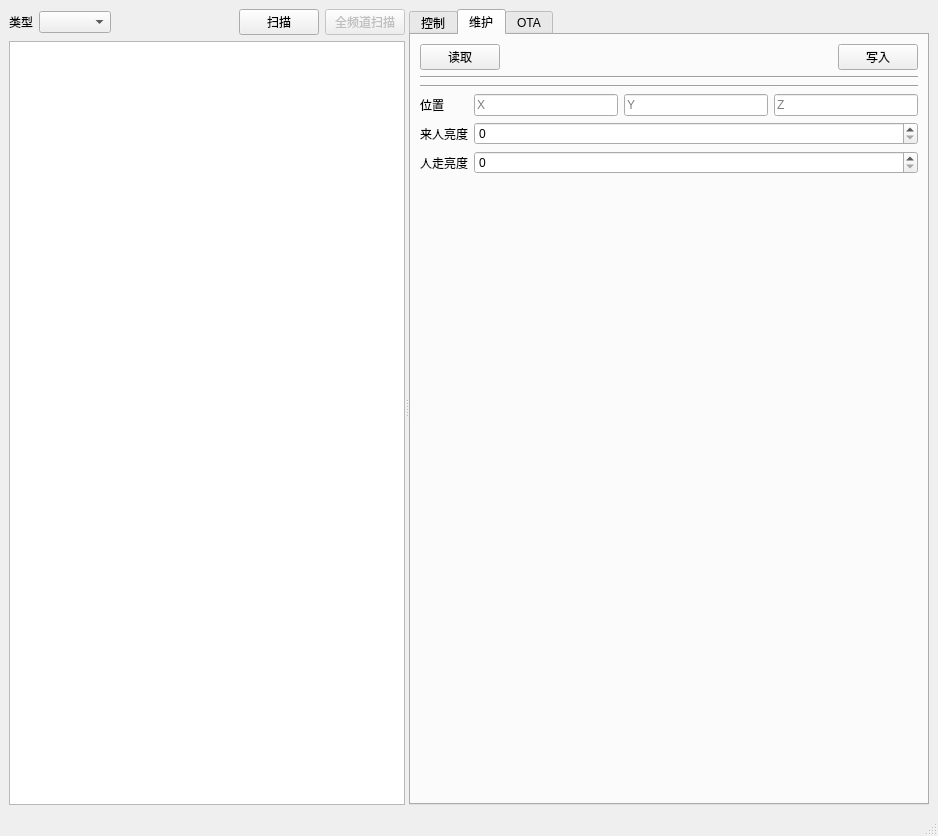
Qt form myesp_tool/ui/mainwindow.ui (wention/myesp_tool) before a commit.
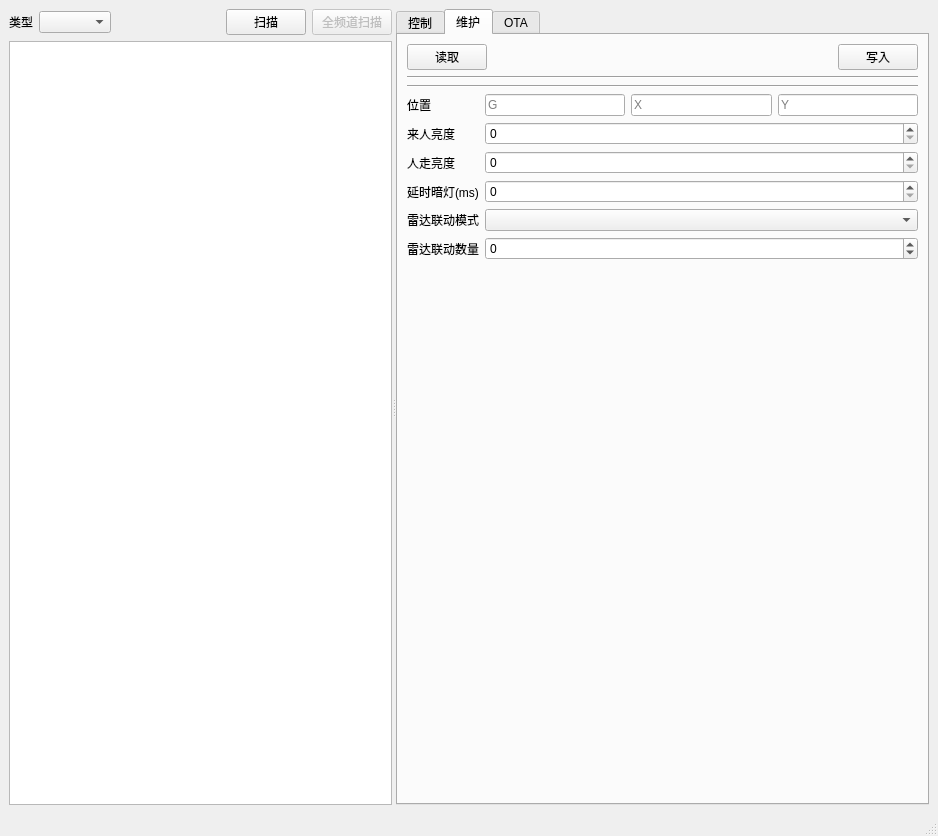
The same form after that commit. The open tabs and pages were chosen to show the change.

The edit to the form file:
```diff
--- a/myesp_tool/ui/mainwindow.ui
+++ b/myesp_tool/ui/mainwindow.ui
@@ -320,21 +320,21 @@
              <item>
               <widget class="QLineEdit" name="edit_pos_x">
                <property name="placeholderText">
-                <string>X</string>
+                <string>G</string>
                </property>
               </widget>
              </item>
              <item>
               <widget class="QLineEdit" name="edit_pos_y">
                <property name="placeholderText">
-                <string>Y</string>
+                <string>X</string>
                </property>
               </widget>
              </item>
              <item>
               <widget class="QLineEdit" name="edit_pos_z">
                <property name="placeholderText">
-                <string>Z</string>
+                <string>Y</string>
                </property>
               </widget>
              </item>
@@ -368,6 +368,50 @@
              </property>
             </widget>
            </item>
+           <item row="4" column="0">
+            <widget class="QLabel" name="label_6">
+             <property name="text">
+              <string>雷达联动模式</string>
+             </property>
+            </widget>
+           </item>
+           <item row="5" column="0">
+            <widget class="QLabel" name="label_7">
+             <property name="text">
+              <string>雷达联动数量</string>
+             </property>
+            </widget>
+           </item>
+           <item row="5" column="1">
+            <widget class="QSpinBox" name="edit_radar_link_range">
+             <property name="minimum">
+              <number>-128</number>
+             </property>
+             <property name="maximum">
+              <number>128</number>
+             </property>
+             <property name="value">
+              <number>0</number>
+             </property>
+            </widget>
+           </item>
+           <item row="4" column="1">
+            <widget class="QComboBox" name="edit_radar_link_mode"/>
+           </item>
+           <item row="3" column="0">
+            <widget class="QLabel" name="label_8">
+             <property name="text">
+              <string>延时暗灯(ms)</string>
+             </property>
+            </widget>
+           </item>
+           <item row="3" column="1">
+            <widget class="QSpinBox" name="edit_off_delay">
+             <property name="maximum">
+              <number>65535</number>
+             </property>
+            </widget>
+           </item>
           </layout>
          </item>
          <item>
```
Left out of the diff: 4 changed lines with no effect on the pictures.
